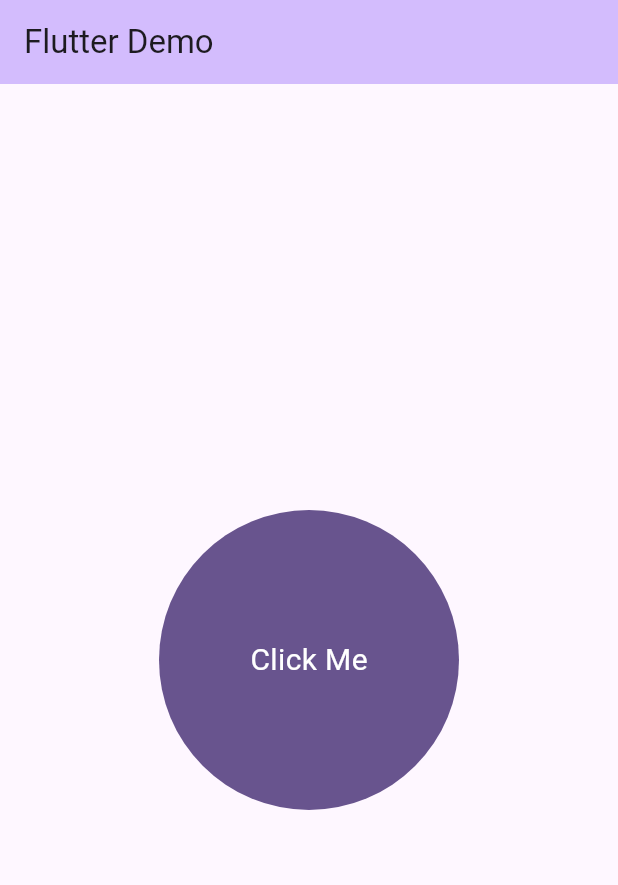
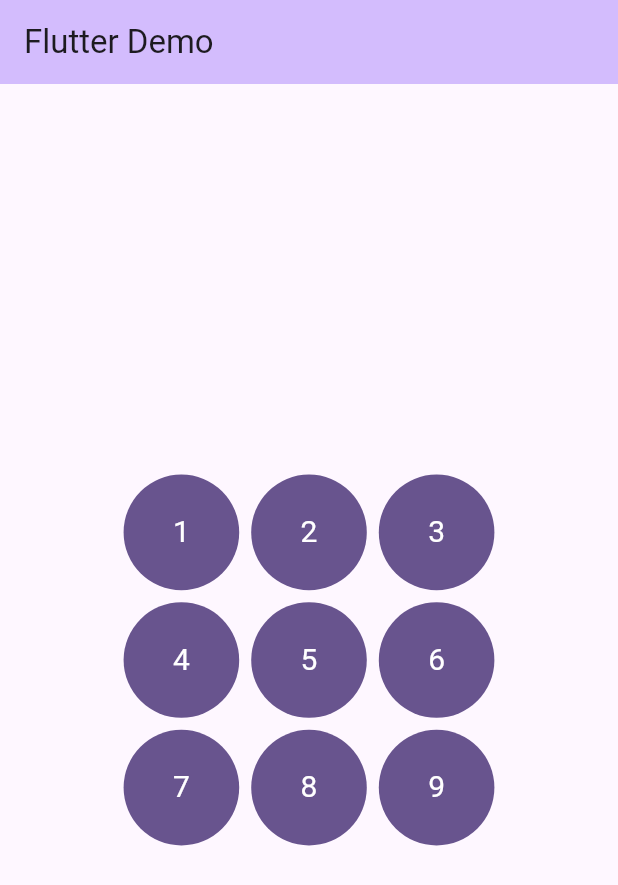
Before and after one commit to anoochit/morph_button, a Flutter app: the screen it shows after launch, on a phone screen of 412 x 824 dp. Shown: the top 885 px of the screen. Run offline on Flutter 3.47's test engine with Material 3 defaults, Android fonts, the phone set to English and light mode, and no system bars.

Commit message:
update example

```diff
--- a/example/lib/main.dart
+++ b/example/lib/main.dart
@@ -42,22 +42,54 @@ class _MyHomePageState extends State<MyHomePage> {
         title: Text(widget.title),
       ),
       body: Center(
-        child: MorphButton(
-          width: 200.0,
-          height: 200.0,
-          pressedColor: Theme.of(context).colorScheme.primary,
-          initialColor: Theme.of(context).colorScheme.primary.withOpacity(0.6),
-          initialRadius: 24.0,
-          title: const Text(
-            'Click Me',
-            style: TextStyle(
-              fontSize: 20.0,
-              color: Colors.white,
+        child: SizedBox(
+          width: MediaQuery.of(context).size.width * 0.6,
+          child: GridView.builder(
+            shrinkWrap: true,
+            itemCount: 9,
+            gridDelegate: const SliverGridDelegateWithFixedCrossAxisCount(
+              crossAxisCount: 3,
+              mainAxisSpacing: 8.0,
+              crossAxisSpacing: 8.0,
             ),
+            itemBuilder: (context, index) {
+              return DialButton(
+                title: '${index + 1}',
+              );
+            },
           ),
-          onTap: () {},
         ),
       ),
     );
   }
 }
+
+class DialButton extends StatelessWidget {
+  const DialButton({
+    super.key,
+    required this.title,
+  });
+
+  final String title;
+
+  @override
+  Widget build(BuildContext context) {
+    return LayoutBuilder(builder: (context, constraints) {
+      return MorphButton(
+        width: constraints.maxWidth,
+        height: constraints.maxWidth,
+        pressedColor: Theme.of(context).colorScheme.primary,
+        initialColor: Theme.of(context).colorScheme.primary.withOpacity(0.6),
+        initialRadius: 12.0,
+        title: Text(
+          title,
+          style: const TextStyle(
+            fontSize: 20.0,
+            color: Colors.white,
+          ),
+        ),
+        onTap: () {},
+      );
+    });
+  }
+}
--- a/lib/morph_button_widget.dart
+++ b/lib/morph_button_widget.dart
@@ -27,7 +27,7 @@ class _MorphButtonState extends State<MorphButton>
     with SingleTickerProviderStateMixin {
   late AnimationController _controller;
   late Animation<double> _shapeAnimation;
-  final Duration _animationDuration = const Duration(milliseconds: 300);
+  final Duration _animationDuration = const Duration(milliseconds: 250);
 
   @override
   void initState() {
@@ -51,7 +51,7 @@ class _MorphButtonState extends State<MorphButton>
   void _toggleButtonState() {
     setState(() {
       _controller.forward();
-      Future.delayed(const Duration(milliseconds: 400)).then((value) {
+      Future.delayed(const Duration(milliseconds: 250)).then((value) {
         _controller.reverse();
       });
     });
```
